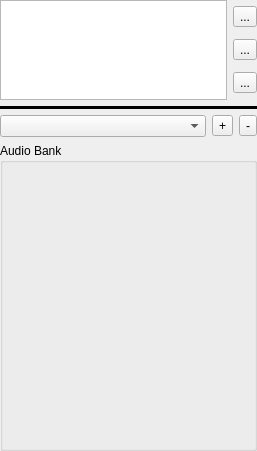
Old version of the form DesignerTool/src/WidgetAudioManager.ui in the repository GameOverture/HarmonyEngine.
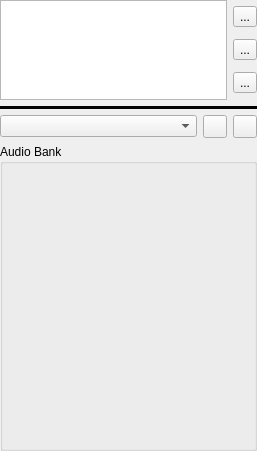
New version of the form. Icons and pictures are not drawn.

Commit message: Audio WIP - Audio manager model view WIP

The edit to the form file:
```diff
--- a/DesignerTool/src/WidgetAudioManager.ui
+++ b/DesignerTool/src/WidgetAudioManager.ui
@@ -98,22 +98,14 @@
      <item>
       <widget class="QToolButton" name="btnAddAudioBank">
        <property name="text">
-        <string>+</string>
-       </property>
-       <property name="icon">
-        <iconset resource="res/DesignerTool.qrc">
-         <normaloff>:/icons16x16/generic-add.png</normaloff>:/icons16x16/generic-add.png</iconset>
+        <string/>
        </property>
       </widget>
      </item>
      <item>
       <widget class="QToolButton" name="btnDeleteAudioBank">
        <property name="text">
-        <string>-</string>
-       </property>
-       <property name="icon">
-        <iconset resource="res/DesignerTool.qrc">
-         <normaloff>:/icons16x16/edit-delete.png</normaloff>:/icons16x16/edit-delete.png</iconset>
+        <string/>
        </property>
       </widget>
      </item>
```
The commit also changes 7 other files.
